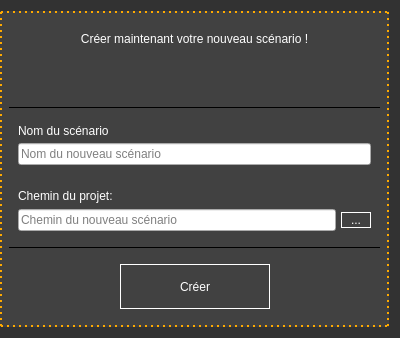
First picture: the form in CNewProjectWizard.ui, repository ludomuse/LudoMuseEditor, before the edit.
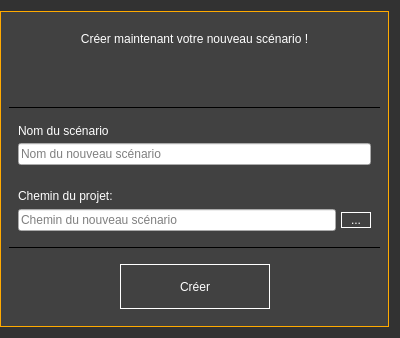
Second picture: the form after the edit.

```diff
--- a/CNewProjectWizard.ui
+++ b/CNewProjectWizard.ui
@@ -39,7 +39,7 @@
     <widget class="QWidget" name="newProjectWizardContainer" native="true">
      <property name="styleSheet">
       <string notr="true">#newProjectWizardContainer{
-border : 2px dotted rgb(255, 170, 0);
+border : 1px solid rgb(255, 170, 0);
 background-color : rgb(65,65,65);
 }
 QLabel{
```
